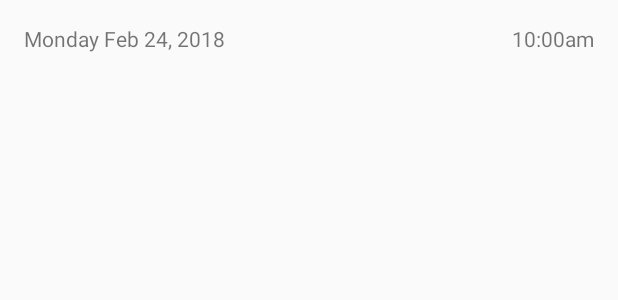
After one commit to itsAlexNguyen/Identif.ai, an Android app: the layout search_result_view_holder.xml on its own in the app's theme, with its tools: preview values and no code run, on a phone screen of 412 x 824 dp. The commit adds this screen. Shown: the top 300 px of the screen. Run offline under Robolectric (Android 15) with nearby library versions, the phone set to English and light mode, and no system bars.

Commit message:
Added recent search results

```diff
--- /dev/null
+++ b/app-core/src/main/java/mcmaster/ca/appcore/common/InputListener.java
@@ -0,0 +1,5 @@
+package mcmaster.ca.appcore.common;
+
+public interface InputListener<T> {
+    void onInputReceived(T value);
+}
--- a/app-core/src/main/java/mcmaster/ca/appcore/network/models/AppSearchResult.java
+++ b/app-core/src/main/java/mcmaster/ca/appcore/network/models/AppSearchResult.java
@@ -8,8 +8,8 @@ import com.google.gson.annotations.SerializedName;
 import mcmaster.ca.appcore.datastore.PersonResult;
 
 import java.text.SimpleDateFormat;
+import java.util.ArrayList;
 import java.util.Date;
-import java.util.List;
 import java.util.Locale;
 
 public class AppSearchResult implements Parcelable {
@@ -17,9 +17,9 @@ public class AppSearchResult implements Parcelable {
     public final String date;
 
     @SerializedName("results")
-    public final List<PersonResult> results;
+    public final ArrayList<PersonResult> results;
 
-    public AppSearchResult(List<PersonResult> results) {
+    public AppSearchResult(ArrayList<PersonResult> results) {
         SimpleDateFormat sdf = new SimpleDateFormat("yyyy-MM-dd'T'HH:mm:ssZ", Locale.CANADA);
         date = sdf.format(new Date());
         this.results = results;
--- /dev/null
+++ b/app-core/src/main/res/layout/search_result_view_holder.xml
@@ -0,0 +1,22 @@
+<?xml version="1.0" encoding="utf-8"?>
+<LinearLayout xmlns:android="http://schemas.android.com/apk/res/android"
+    xmlns:tools="http://schemas.android.com/tools"
+    android:layout_width="match_parent"
+    android:layout_height="wrap_content"
+    android:orientation="horizontal">
+
+    <TextView
+        android:id="@+id/title_label"
+        android:layout_width="0dp"
+        android:layout_height="wrap_content"
+        android:layout_weight="1"
+        android:padding="@dimen/app_default_padding"
+        tools:text="Monday Feb 24, 2018" />
+
+    <TextView
+        android:id="@+id/time_label"
+        android:layout_width="wrap_content"
+        android:layout_height="wrap_content"
+        android:padding="@dimen/app_default_padding"
+        tools:text="10:00am" />
+</LinearLayout>
--- a/identifai/src/main/java/mcmaster/ca/identifai/controllers/OutputController.java
+++ b/identifai/src/main/java/mcmaster/ca/identifai/controllers/OutputController.java
@@ -12,6 +12,7 @@ import mcmaster.ca.appcore.ui.adapters.AbstractDataBindAdapter;
 import mcmaster.ca.appcore.ui.binder.PersonDataBinder;
 import mcmaster.ca.identifai.R;
 
+import java.util.ArrayList;
 import java.util.List;
 
 public class OutputController extends AppCompatActivity {
@@ -24,7 +25,7 @@ public class OutputController extends AppCompatActivity {
         if (getSupportActionBar() != null) {
             getSupportActionBar().setTitle(R.string.output_title);
         }
-        List<PersonResult> resultList = getIntent().getParcelableArrayListExtra(RESULTS_PARAM);
+        ArrayList<PersonResult> resultList = getIntent().getParcelableArrayListExtra(RESULTS_PARAM);
         if (resultList != null) {
             RecyclerView recyclerView = findViewById(R.id.recycler_view);
             recyclerView.setLayoutManager(new LinearLayoutManager(this));
--- a/identifai/src/main/res/values/strings.xml
+++ b/identifai/src/main/res/values/strings.xml
@@ -16,6 +16,9 @@
     <string name="input_image">Image Entry</string>
     <string name="input_souond">Sound Entry</string>
 
+    <!--Recent Searches-->
+    <string name="recent_searches_header">Recent Searches</string>
+
     <!--Output Controller-->
     <string name="output_title">Results</string>
     <string name="output_main_menu">Main Menu</string>
```
Also changed, not shown: app-core/src/main/java/mcmaster/ca/appcore/common/AppDateFormatter.java (added, +91 -0 lines), app-core/src/main/java/mcmaster/ca/appcore/ui/binder/SearchResultsBinder.java (added, +40 -0 lines), app-core/src/main/java/mcmaster/ca/appcore/ui/viewholder/SearchResultViewHolder.java (added, +24 -0 lines), identifai/src/main/java/mcmaster/ca/identifai/controllers/RecentSearchesController.java (+39 -2 lines), identifai/src/main/res/layout/activity_recent_searches_controller.xml (+7 -6 lines).
